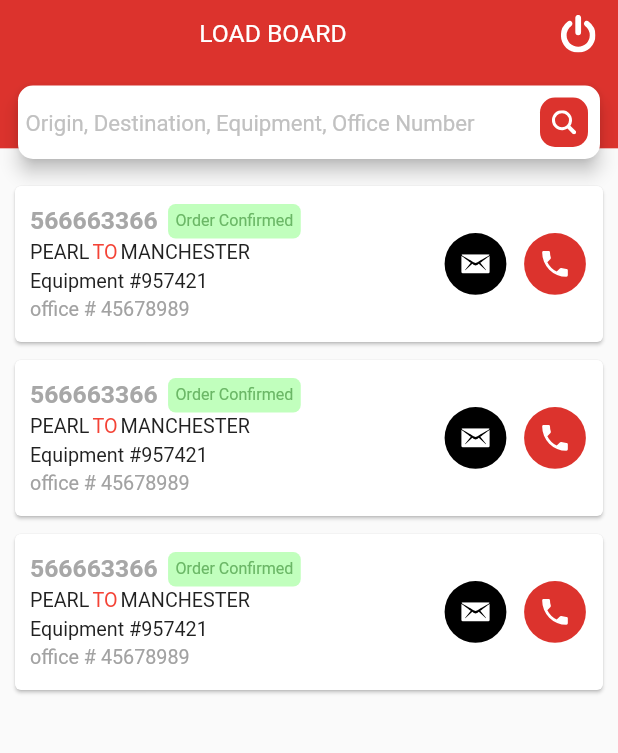
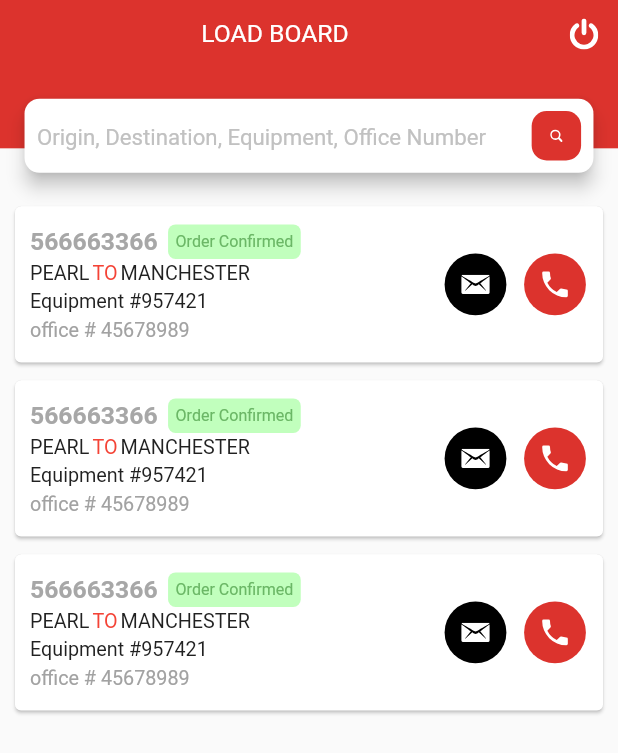
Before and after one commit to shivamseanergy/carrier_app, a Flutter app: the LoadBoard screen opened directly, on a phone screen of 412 x 824 dp. Shown: the top 753 px of the screen. Run offline on Flutter 3.47's test engine with Material 2 defaults, Android fonts, the phone set to English and light mode, and no system bars; drawn by our look-alikes of keyboard_dismisser; our stand-ins replace dotted_border, flutter_svg, flutter_switch; missing offline and left inert: flutter_statusbarcolor.

Commit message:
load board ui fixed

```diff
--- a/lib/pages/LoadBoard.dart
+++ b/lib/pages/LoadBoard.dart
@@ -71,12 +71,12 @@ class _LoadBoardState extends State<LoadBoard> {
         // ),
         body: Stack(children: [
           Container(
-            margin: EdgeInsets.only(bottom: 25),
-            height: SizeConfig.heightMultiplier * 12,
+            height: SizeConfig.textMultiplier * 12,
             width: double.infinity,
             color: AppTheme.appPrimaryColor,
           ),
-          Column(
+          Positioned(
+            child: Column(
               children: [
                 Row(
                   mainAxisAlignment: MainAxisAlignment.spaceBetween,
@@ -89,14 +89,20 @@ class _LoadBoardState extends State<LoadBoard> {
                           color: Colors.white),
                     ),
                     Padding(
-                    padding: const EdgeInsets.only(
-                        left: 10, right: 15, top: 10, bottom: 10),
-                    child: SvgPicture.asset('lib/assets/Logout.svg'),
+                      padding:
+                          EdgeInsets.all(SizeConfig.heightMultiplier * 1.5),
+                      child: SvgPicture.asset('lib/assets/Logout.svg',
+                          height: SizeConfig.imageSizeMultiplier * 5,
+                          width: SizeConfig.imageSizeMultiplier * 5),
                     )
                   ],
                 ),
                 Padding(
-                padding: const EdgeInsets.all(8.0),
+                  padding: EdgeInsets.only(
+                      left: SizeConfig.heightMultiplier * 1.5,
+                      right: SizeConfig.heightMultiplier * 1.5,
+                      bottom: SizeConfig.heightMultiplier * 1.5,
+                      top: SizeConfig.heightMultiplier * 2),
                   child: Card(
                     shape: RoundedRectangleBorder(
                       borderRadius: BorderRadius.circular(10),
@@ -108,7 +114,8 @@ class _LoadBoardState extends State<LoadBoard> {
                       decoration: InputDecoration(
                           focusedBorder: InputBorder.none,
                           enabledBorder: InputBorder.none,
-                        contentPadding: EdgeInsets.all(5),
+                          contentPadding:
+                              EdgeInsets.all(SizeConfig.heightMultiplier),
                           hintText:
                               "Origin, Destination, Equipment, Office Number",
                           hintStyle: TextStyle(
@@ -116,13 +123,15 @@ class _LoadBoardState extends State<LoadBoard> {
                               fontSize: SizeConfig.textMultiplier * 1.8),
                           suffixIcon: Container(
                             height: SizeConfig.heightMultiplier * 4,
-                          margin: EdgeInsets.all(8),
+                            width: SizeConfig.heightMultiplier * 4,
+                            margin: EdgeInsets.all(SizeConfig.heightMultiplier),
                             decoration: const BoxDecoration(
                                 color: AppTheme.appPrimaryColor,
                                 borderRadius:
                                     BorderRadius.all(Radius.circular(10.0))),
                             child: Padding(
-                            padding: const EdgeInsets.all(8),
+                              padding: EdgeInsets.all(
+                                  SizeConfig.heightMultiplier * 1.5),
                               child: SvgPicture.asset(
                                 'lib/assets/Search.svg',
                               ),
@@ -190,7 +199,8 @@ class _LoadBoardState extends State<LoadBoard> {
                                               padding: EdgeInsets.all(5),
                                               decoration: const BoxDecoration(
                                                   color: Color(0xFFC1FFBD),
-                                                borderRadius: BorderRadius.all(
+                                                  borderRadius:
+                                                      BorderRadius.all(
                                                           Radius.circular(5))),
                                               child: Text(
                                                 "Order Confirmed",
@@ -270,7 +280,8 @@ class _LoadBoardState extends State<LoadBoard> {
                                           MainAxisAlignment.spaceBetween,
                                       children: [
                                         Container(
-                                        height: SizeConfig.heightMultiplier * 5,
+                                          height:
+                                              SizeConfig.heightMultiplier * 5,
                                           margin: EdgeInsets.only(right: 5),
                                           decoration: const BoxDecoration(
                                               color: AppTheme.blackColor,
@@ -282,17 +293,20 @@ class _LoadBoardState extends State<LoadBoard> {
                                                       builder: (_) => Email()));
                                             },
                                             icon: SvgPicture.asset(
-                                              loadBoardList[index].EmailIcon!),
+                                                loadBoardList[index]
+                                                    .EmailIcon!),
                                           ),
                                         ),
                                         Container(
-                                        height: SizeConfig.heightMultiplier * 5,
+                                          height:
+                                              SizeConfig.heightMultiplier * 5,
                                           decoration: const BoxDecoration(
                                               color: AppTheme.appPrimaryColor,
                                               shape: BoxShape.circle),
                                           child: IconButton(
                                             icon: SvgPicture.asset(
-                                              loadBoardList[index].phoneIcon!),
+                                                loadBoardList[index]
+                                                    .phoneIcon!),
                                             onPressed: () {},
                                           ),
                                         ),
@@ -312,6 +326,7 @@ class _LoadBoardState extends State<LoadBoard> {
                 ),
               ],
             ),
+          ),
         ]),
       ),
     );
```
Also changed, not shown: lib/pages/Notification.dart (+4 -3 lines), lib/pages/Setting.dart (+9 -4 lines). Lines whose indentation alone changed are shown as unchanged.
